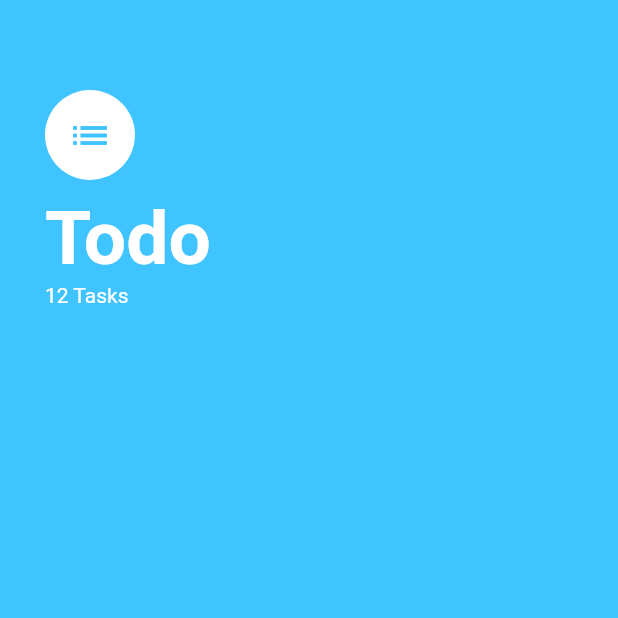
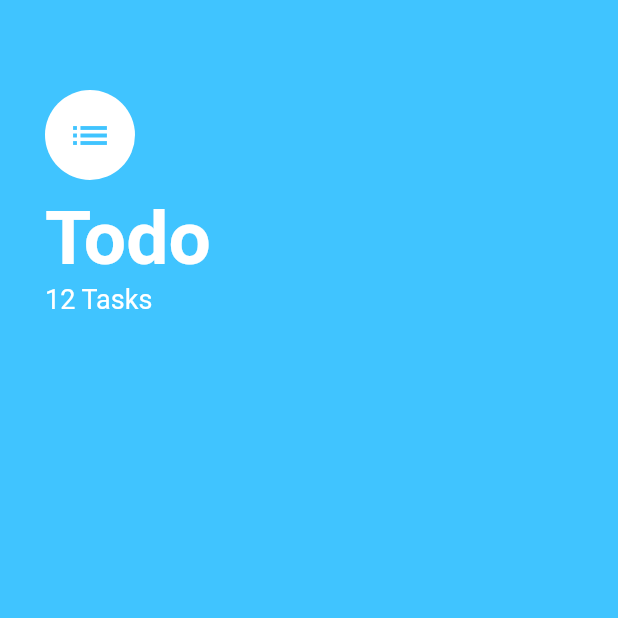
Before and after one commit to imjmakki/State-Management, a Flutter app: the screen it shows after launch, on a phone screen of 412 x 824 dp, the top half of it. Run offline on Flutter 3.47's test engine with Material 2 defaults, Android fonts, the phone set to English and light mode, and no system bars.

Commit message:
State Management

```diff
--- a/lib/screen/task.dart
+++ b/lib/screen/task.dart
@@ -39,6 +39,7 @@ class Task extends StatelessWidget {
               '12 Tasks',
               style: TextStyle(
                 color: Colors.white,
+                fontSize: 18.0,
               ),
             ),
           ],
```
